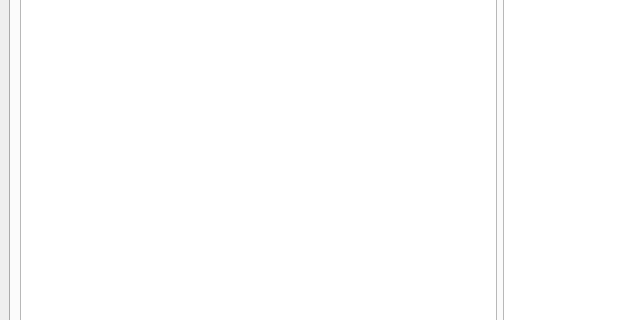
Before: the Qt Designer form UserApp/mainwin.ui in proximax-storage/cpp-xpx-storage-user-app, drawn with Qt 5; both pictures show x 0 to 637 and y 236 to 556 of the 1000 by 686 pixel window.
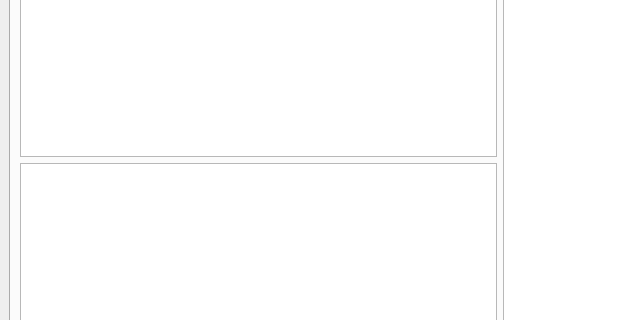
After: the same form once the commit is applied. The open tabs and pages were chosen to show the change.

Commit message: fixes for diff calculation

The edit to the form file:
```diff
--- a/UserApp/mainwin.ui
+++ b/UserApp/mainwin.ui
@@ -588,6 +588,9 @@
             </item>
            </layout>
           </item>
+          <item>
+           <widget class="QTableView" name="m_driveFsTableView"/>
+          </item>
           <item>
            <widget class="QTreeView" name="m_driveTreeView">
             <property name="minimumSize">
```
Left out of the diff: 2 changed lines with no effect on the pictures. The commit also changes 2 other files.
